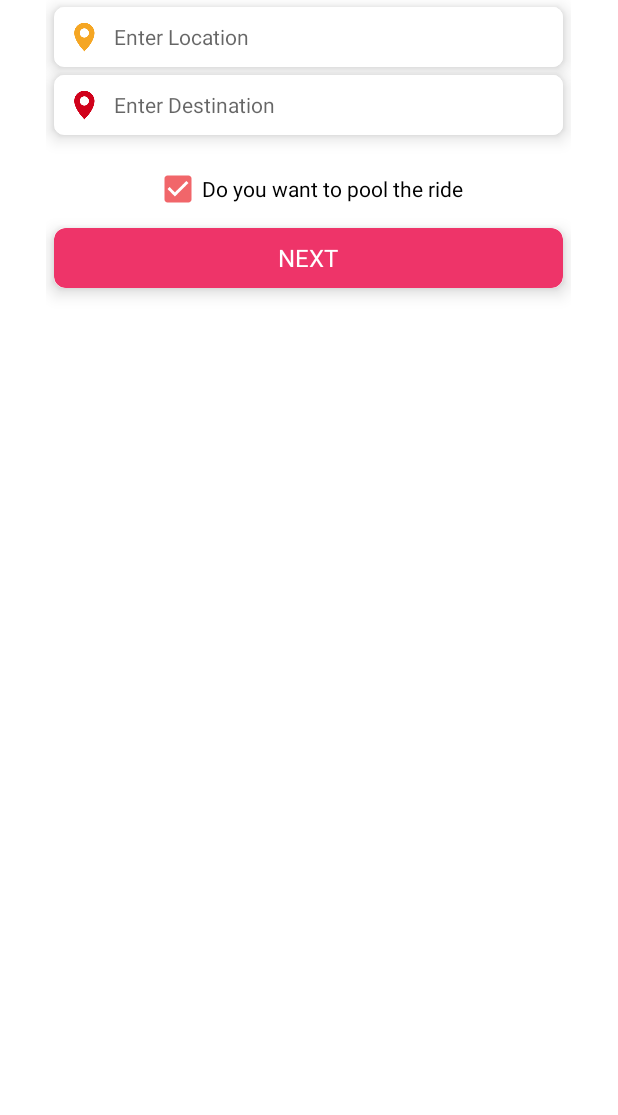
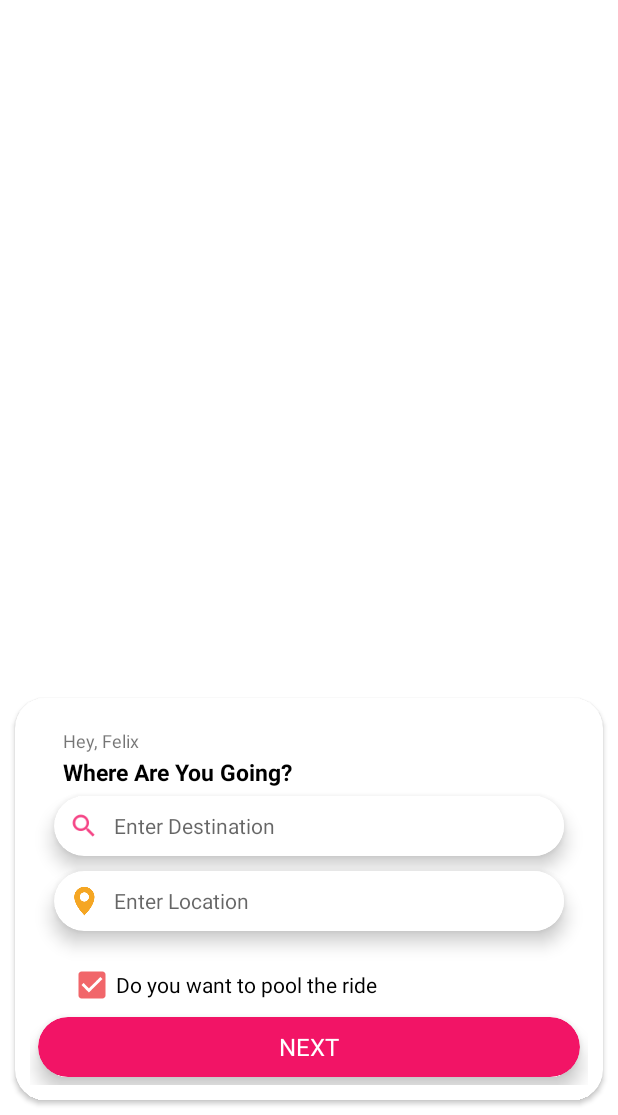
Before and after one commit to chrisjnr/moovRider_android_redesigned_dev, an Android app: the layout home_activity.xml on its own in the app's theme, with its tools: preview values and no code run, on a phone screen of 412 x 824 dp, the part 121-1236 px from its top. Run offline under Robolectric (Android 15) with nearby library versions, the phone set to English and light mode, and no system bars.

Commit message:
Changed the Destination search Icon on the Home Page, Redesigned new layouts for the Home Screen according to the mocks.

```diff
--- a/app/src/main/AndroidManifest.xml
+++ b/app/src/main/AndroidManifest.xml
@@ -95,9 +95,9 @@
         <!-- <meta-data -->
         <!-- android:name="com.google.firebase.messaging.default_notification_channel_id" -->
         <!-- android:value="@string/default_notification_channel_id"/> -->
-        <activity android:name=".preLogin.Login">
-        </activity>
-        <activity android:name=".preLogin.SignInSignUp"></activity>
+        <activity android:name=".preLogin.Login"></activity>
+        <activity android:name=".preLogin.SignInSignUp" />
+        <activity android:name=".TestAutocomplete"></activity>
     </application>
 
 </manifest>
--- a/app/src/main/java/com/moovapp/riderapp/main/HomeActivity.java
+++ b/app/src/main/java/com/moovapp/riderapp/main/HomeActivity.java
@@ -138,7 +138,7 @@ public class HomeActivity extends LMTBaseActivity implements HomeActivityActions
     private final int VIEW_CURRENT_RIDE_API = 9;
     private final int VIEW_PROFILE_API = 10;
 
-
+//
     @BindView(R.id.navigationView)
     NavigationView navigationView;
     @BindView(R.id.drawerLayout)
@@ -225,6 +225,7 @@ public class HomeActivity extends LMTBaseActivity implements HomeActivityActions
 
     public static NotificationAction notificationAction;
 
+    private TextView welcomeText;
     private LinearLayout llMoovNav;
     private RelativeLayout llRidesNav;
     private LinearLayout llExpandedViewRides;
@@ -257,6 +258,7 @@ public class HomeActivity extends LMTBaseActivity implements HomeActivityActions
         FirebaseDatabase database = FirebaseDatabase.getInstance();
         myRef = database.getReference("Users");
         setContentView(R.layout.home_activity);
+        welcomeText = findViewById(R.id.welcomeText);
         ButterKnife.bind(this);
         homeActivityActions = this;
         gpsTracker = new GPSTracker(getApplicationContext());
@@ -340,6 +342,7 @@ public class HomeActivity extends LMTBaseActivity implements HomeActivityActions
                 Picasso.get().load(appPrefes.getData(Constants.USER_PROFILE_PIC)).placeholder(R.mipmap.user_placeholder).error(R.mipmap.user_placeholder).into(profileImage);
             }
             tvUserName.setText(appPrefes.getData(Constants.USER_FIRST_NAME));
+            welcomeText.setText("Hey, "+ appPrefes.getData(Constants.USER_FIRST_NAME));
         } catch (Exception e) {
             e.printStackTrace();
         }
@@ -540,6 +543,7 @@ public class HomeActivity extends LMTBaseActivity implements HomeActivityActions
             if (appPrefes.getData(Constants.USER_PROFILE_PIC).length() > 3) {
                 Picasso.get().load(appPrefes.getData(Constants.USER_PROFILE_PIC)).placeholder(R.mipmap.user_placeholder).error(R.mipmap.user_placeholder).into(profileImage);
             }
+            welcomeText.setText("Hey, "+ appPrefes.getData(Constants.USER_FIRST_NAME));
             tvUserName.setText(appPrefes.getData(Constants.USER_FIRST_NAME));
         } catch (Exception e) {
             e.printStackTrace();
--- a/app/src/main/java/com/moovapp/riderapp/preLogin/Login.java
+++ b/app/src/main/java/com/moovapp/riderapp/preLogin/Login.java
@@ -169,9 +169,10 @@ public class Login extends LMTBaseActivity implements View.OnClickListener{
                     @Override
                     public void onResponse(Call<SocialLoginResponseModel> call, Response<SocialLoginResponseModel> response) {
                         myProgressDialog.dismissProgress();
-//                        Log.d(TAG, "onResponse: "+ response.body().toString());
+//                        Log.d(TAG, "onResponse: "+ response.body());
+                        Log.d(TAG, "onResponse: "+ response.raw().body());
 //                        Log.e("response", "onResponse: "+response.body().getData().getUser_details().getWallet_balance() );
-//                        Log.e("response", "onResponse: "+response.body().getData().getUser_details().getU_first_name() );
+                        Log.e("response", "onResponse: "+response.body().getData().getUser_details().getU_first_name() );
                         try {
                             if (!response.body().isStatus()) {
                                 Intent intent = new Intent(Login.this, SignInSignUp.class);
--- a/app/src/main/res/layout/moov_fragment.xml
+++ b/app/src/main/res/layout/moov_fragment.xml
@@ -3,6 +3,7 @@
     xmlns:app="http://schemas.android.com/apk/res-auto"
     android:layout_width="match_parent"
     android:layout_height="match_parent"
+    xmlns:tools="http://schemas.android.com/tools"
     android:orientation="vertical">
 
     <LinearLayout
@@ -32,117 +33,27 @@
         android:orientation="horizontal"
         android:weightSum="1">
 
-        <LinearLayout
-            android:layout_width="0dp"
-            android:layout_height="match_parent"
-            android:layout_weight=".85"
-            android:orientation="vertical">
+
+
+
+        <RelativeLayout
+            android:layout_width="match_parent"
+            android:layout_height="match_parent">
+            <View
+                android:layout_alignParentTop="true"
+                android:id="@+id/anchor"
+                android:layout_width="wrap_content"
+                android:layout_height="30dp"/>
+
 
             <android.support.v7.widget.CardView
-                android:layout_width="match_parent"
-                android:layout_height="40dp"
-                android:layout_marginLeft="5dp"
-                android:layout_marginRight="5dp"
-                android:layout_marginTop="40dp"
-                app:cardCornerRadius="7dp"
-                app:cardElevation="7dp">
-
-                <LinearLayout
-                    android:layout_width="match_parent"
-                    android:layout_height="match_parent"
-                    android:background="@color/white"
-                    android:orientation="horizontal">
-
-                    <ImageView
-                        android:layout_width="40dp"
-                        android:layout_height="40dp"
-                        android:padding="10dp"
-                        android:src="@mipmap/my_location_icon" />
-
-                    <com.moovapp.riderapp.utils.placesAutocomplete.CustomAutoCompleteTextView
-                        android:id="@+id/autoCompleteLocation"
-                        android:layout_width="match_parent"
-                        android:layout_height="match_parent"
-                        android:background="@color/white"
-                        android:hint="Enter Location"
-                        android:imeOptions="actionNext"
-                        android:paddingRight="15dp"
-                        android:textColor="@color/black" />
-                </LinearLayout>
-            </android.support.v7.widget.CardView>
-
-            <android.support.v7.widget.CardView
-                android:layout_width="match_parent"
-                android:layout_height="40dp"
-                android:layout_marginLeft="5dp"
-                android:layout_marginRight="5dp"
-                android:layout_marginTop="5dp"
-                app:cardCornerRadius="7dp"
-                app:cardElevation="7dp">
-
-                <LinearLayout
-                    android:layout_width="match_parent"
-                    android:layout_height="match_parent"
-                    android:background="@color/white"
-                    android:orientation="horizontal">
-
-                    <ImageView
-                        android:layout_width="40dp"
-                        android:layout_height="40dp"
-                        android:padding="10dp"
-                        android:src="@mipmap/destination_location" />
-
-                    <com.moovapp.riderapp.utils.placesAutocomplete.CustomAutoCompleteTextView
-                        android:id="@+id/autoCompleteDestination"
-                        android:layout_width="match_parent"
-                        android:layout_height="match_parent"
-                        android:background="@color/white"
-                        android:hint="Enter Destination"
-                        android:imeOptions="actionNext"
-                        android:paddingRight="15dp"
-                        android:textColor="@color/black" />
-                </LinearLayout>
-            </android.support.v7.widget.CardView>
-
-            <CheckBox
-                android:id="@+id/cbPool"
-                android:layout_width="wrap_content"
-                android:layout_height="wrap_content"
-                android:layout_gravity="center"
-                android:layout_marginTop="20dp"
-                android:checked="true"
-                android:gravity="center"
-                android:text="Do you want to pool the ride" />
-
-            <android.support.v7.widget.CardView
-                android:id="@+id/cardViewNext"
-                android:layout_width="match_parent"
-                android:layout_height="40dp"
-                android:layout_marginLeft="5dp"
-                android:layout_marginRight="5dp"
-                android:layout_marginTop="10dp"
-                app:cardCornerRadius="7dp"
-                app:cardElevation="7dp">
-
-                <TextView
-                    android:layout_width="match_parent"
-                    android:layout_height="40dp"
-                    android:background="@drawable/layout_primary_little_rounded_bg"
-                    android:gravity="center"
-                    android:text="NEXT"
-                    android:textColor="@color/white"
-                    android:textSize="16dp" />
-
-            </android.support.v7.widget.CardView>
-
-            <android.support.v7.widget.CardView
+                android:visibility="gone"
+                android:layout_above="@id/cardViewMove"
                 android:id="@+id/cardViewRideDetails"
                 android:layout_width="match_parent"
                 android:layout_height="wrap_content"
                 android:layout_marginLeft="5dp"
                 android:layout_marginRight="5dp"
-                android:layout_marginTop="40dp"
-                android:visibility="gone"
                 app:cardCornerRadius="10dp"
                 app:cardElevation="10dp">
 
@@ -203,8 +114,8 @@
                         android:layout_width="match_parent"
                         android:layout_height="40dp"
                         android:layout_marginTop="5dp"
+                        android:orientation="horizontal"
                         android:visibility="gone"
-                        android:orientation="horizontal"
                         android:weightSum="2.1">
 
                         <TextView
@@ -212,12 +123,12 @@
                             android:layout_width="0dp"
                             android:layout_height="match_parent"
                             android:layout_weight="1"
+                            android:background="@drawable/layout_gray_little_rounded_white_bg"
+                            android:gravity="center_vertical"
                             android:hint="Date"
-                            android:textColor="@color/black"
                             android:paddingLeft="15dp"
                             android:paddingRight="15dp"
-                            android:gravity="center_vertical"
-                            android:background="@drawable/layout_gray_little_rounded_white_bg" />
+                            android:textColor="@color/black" />
 
                         <View
                             android:layout_width="0dp"
@@ -229,12 +140,12 @@
                             android:layout_width="0dp"
                             android:layout_height="match_parent"
                             android:layout_weight="1"
+                            android:background="@drawable/layout_gray_little_rounded_white_bg"
+                            android:gravity="center_vertical"
                             android:hint="Time"
                             android:paddingLeft="15dp"
-                            android:textColor="@color/black"
                             android:paddingRight="15dp"
-                            android:gravity="center_vertical"
-                            android:background="@drawable/layout_gray_little_rounded_white_bg" />
+                            android:textColor="@color/black" />
 
                     </LinearLayout>
 
@@ -254,27 +165,181 @@
                 </LinearLayout>
             </android.support.v7.widget.CardView>
 
+
             <android.support.v7.widget.CardView
+                android:visibility="gone"
+                android:layout_above="@id/locations"
                 android:id="@+id/cardViewMove"
                 android:layout_width="match_parent"
                 android:layout_height="40dp"
                 android:layout_marginLeft="5dp"
                 android:layout_marginRight="5dp"
+                app:cardBackgroundColor="@color/buttons"
                 android:layout_marginTop="20dp"
-                android:visibility="gone"
-                app:cardCornerRadius="7dp"
+                app:cardCornerRadius="20dp"
                 app:cardElevation="7dp">
 
                 <TextView
                     android:id="@+id/tvMoov"
                     android:layout_width="match_parent"
                     android:layout_height="40dp"
-                    android:background="@drawable/layout_primary_little_rounded_bg"
                     android:gravity="center"
                     android:text="MOOV"
                     android:textColor="@color/white"
                     android:textSize="16dp" />
             </android.support.v7.widget.CardView>
+
+            <android.support.v7.widget.CardView
+                android:layout_margin="10dp"
+                app:cardCornerRadius="20dp"
+                android:layout_alignParentBottom="true"
+                app:cardBackgroundColor="@color/white"
+                android:id="@+id/locations"
+                android:layout_width="match_parent"
+                android:layout_height="wrap_content">
+                <LinearLayout
+                    android:padding="10dp"
+                    android:orientation="vertical"
+                    android:layout_width="match_parent"
+                    android:layout_height="wrap_content">
+
+                    <TextView
+                        android:layout_marginTop="10dp"
+                        android:id="@+id/welcomeText"
+                        android:layout_marginLeft="22dp"
+                        android:fontFamily="@ass"
+                        android:layout_marginRight="22dp"
+                        android:layout_width="wrap_content"
+                        android:layout_height="wrap_content"
+                        android:textSize="12sp"
+                        android:text="Hey, Felix"/>
+                    <TextView
+                        android:layout_marginTop="2dp"
+                        android:layout_marginLeft="22dp"
+                        android:layout_marginRight="22dp"
+                        android:layout_width="wrap_content"
+                        android:layout_height="wrap_content"
+                        android:textSize="15sp"
+                        android:textStyle="bold"
+                        android:textColor="@color/black"
+                        android:text="Where Are You Going?"/>
+
+                    <android.support.v7.widget.CardView
+                        android:layout_width="match_parent"
+                        android:layout_height="40dp"
+                        android:layout_marginLeft="16dp"
+                        android:layout_marginRight="16dp"
+                        android:layout_marginTop="5dp"
+                        app:cardCornerRadius="20dp"
+                        app:cardElevation="7dp">
+
+                        <LinearLayout
+                            android:layout_width="match_parent"
+                            android:layout_height="match_parent"
+                            android:orientation="horizontal">
+
+                            <ImageView
+                                android:layout_width="40dp"
+                                android:layout_height="40dp"
+                                android:padding="10dp"
+                                android:src="@drawable/ic_search" />
+
+                            <com.moovapp.riderapp.utils.placesAutocomplete.CustomAutoCompleteTextView
+                                android:maxLines="1"
+                                android:inputType="textCapSentences"
+                                android:id="@+id/autoCompleteDestination"
+                                android:layout_width="match_parent"
+                                android:layout_height="match_parent"
+                                android:background="@color/white"
+                                android:hint="Enter Destination"
+                                android:dropDownAnchor="@id/anchor"
+                                android:imeOptions="actionNext"
+                                android:paddingRight="15dp"
+                                android:textColor="@color/black" />
+                        </LinearLayout>
+                    </android.support.v7.widget.CardView>
+
+                    <android.support.v7.widget.CardView
+                        android:layout_width="match_parent"
+                        android:layout_height="40dp"
+                        android:layout_marginLeft="16dp"
+                        android:layout_marginRight="16dp"
+                        android:layout_marginTop="10dp"
+                        app:cardCornerRadius="20dp"
+                        app:cardElevation="7dp">
+
+                        <LinearLayout
+                            android:layout_width="match_parent"
+                            android:layout_height="match_parent"
+                            android:orientation="horizontal">
+
+                            <ImageView
+                                android:layout_width="40dp"
+                                android:layout_height="40dp"
+                                android:padding="10dp"
+                                android:src="@mipmap/my_location_icon" />
+
+                            <com.moovapp.riderapp.utils.placesAutocomplete.CustomAutoCompleteTextView
+                                android:maxLines="1"
+                                android:inputType="textCapSentences"
+                                android:id="@+id/autoCompleteLocation"
+                                android:layout_width="match_parent"
+                                android:layout_height="match_parent"
+                                android:background="@color/white"
+                                android:hint="Enter Location"
+                                android:dropDownAnchor="@id/anchor"
+                                android:dropDownHeight="800dp"
+                                android:imeOptions="actionNext"
+                                android:paddingRight="15dp"
+                                android:textColor="@color/black" />
+                        </LinearLayout>
+                    </android.support.v7.widget.CardView>
+
+
+
+                    <CheckBox
+                        android:layout_marginLeft="25dp"
+                        android:id="@+id/cbPool"
+                        android:layout_width="wrap_content"
+                        android:layout_height="wrap_content"
+                        android:layout_marginTop="20dp"
+                        android:checked="true"
+                        android:text="Do you want to pool the ride" />
+
+                    <android.support.v7.widget.CardView
+                        android:id="@+id/cardViewNext"
+                        android:layout_width="match_parent"
+                        android:layout_height="40dp"
+                        app:cardBackgroundColor="@color/buttons"
+                        android:layout_marginLeft="5dp"
+                        android:layout_marginRight="5dp"
+                        android:layout_marginTop="5dp"
+                        android:layout_marginBottom="5dp"
+                        app:cardCornerRadius="20dp"
+                        app:cardElevation="7dp">
+
+                        <TextView
+                            android:layout_width="match_parent"
+                            android:layout_height="40dp"
+                            android:gravity="center"
+                            android:text="NEXT"
+                            android:textColor="@color/white"
+                            android:textSize="16dp" />
+
+                    </android.support.v7.widget.CardView>
+
+
+                </LinearLayout>
+
+
+            </android.support.v7.widget.CardView>
+
+
+
+
+
+
+
 
             <TextView
                 android:id="@+id/tvBookFutureRide"
@@ -287,7 +352,7 @@
                 android:textColor="@color/colorPrimaryDark"
                 android:textSize="15dp"
                 android:layout_marginTop="10dp"/>
-        </LinearLayout>
+        </RelativeLayout>
     </LinearLayout>
 
     <include
--- a/app/src/main/res/values/colors.xml
+++ b/app/src/main/res/values/colors.xml
@@ -10,6 +10,7 @@
     <color name="whiteLite">#f2eded</color>
     <color name="whiteTransparent">#55f2eded</color>
     <color name="black">#000000</color>
+    <color name="whiteGray">#F7F7FA</color>
     <color name="blackLite">#494949</color>
     <color name="gray">#c2c2c2</color>
     <color name="grayLite">#dcdcdc</color>
@@ -27,6 +28,7 @@
     <color name="green">#20b137</color>
     <color name="colorPrimaryLite">#77ee3469</color>
     <color name="pink">#ef466e</color>
+    <color name="buttons">#F21466</color>
 
     <color name="colorRouteLine">#2162fc</color>
 </resources>
```
Also changed, not shown: app/src/main/res/drawable-hdpi/ic_search.png (added), app/src/main/res/drawable-mdpi/ic_search.png (added), app/src/main/res/drawable-xhdpi/ic_search.png (added), app/src/main/res/drawable-xxhdpi/ic_search.png (added), app/src/main/res/drawable-xxxhdpi/ic_search.png (added).
